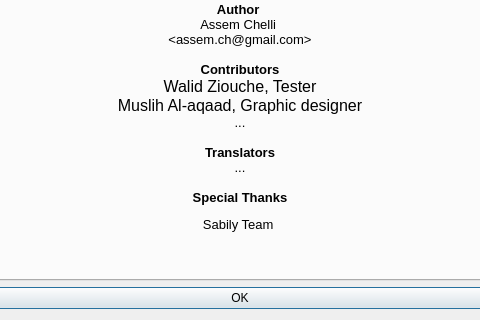
Alfanous-team/alfanous, file src/alfanous-desktop/UI/aboutDlg.ui: the form before one commit; both pictures show x 102 to 582 and y 88 to 408 of the 684 by 408 pixel window.
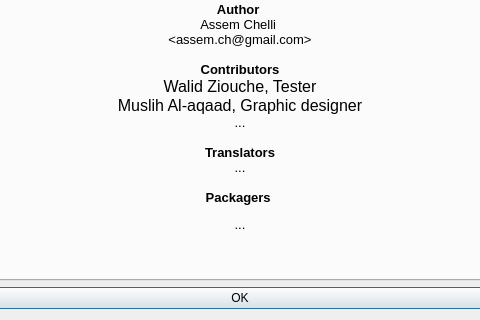
The form after the commit. The open tabs and pages were chosen to show the change.

What changed in the file:
```diff
--- a/src/alfanous-desktop/UI/aboutDlg.ui
+++ b/src/alfanous-desktop/UI/aboutDlg.ui
@@ -208,8 +208,9 @@
 &lt;p align=&quot;center&quot; style=&quot; margin-top:0px; margin-bottom:0px; margin-left:0px; margin-right:0px; -qt-block-indent:0; text-indent:0px;&quot;&gt;&lt;span style=&quot; font-family:'Sans'; font-size:10pt; font-weight:600; color:#000000;&quot;&gt;Translators&lt;/span&gt;&lt;/p&gt;
 &lt;p align=&quot;center&quot; style=&quot; margin-top:0px; margin-bottom:0px; margin-left:0px; margin-right:0px; -qt-block-indent:0; text-indent:0px;&quot;&gt;&lt;span style=&quot; font-family:'Sans'; font-size:10pt;&quot;&gt;...&lt;/span&gt;&lt;/p&gt;
 &lt;p align=&quot;center&quot; style=&quot;-qt-paragraph-type:empty; margin-top:0px; margin-bottom:0px; margin-left:0px; margin-right:0px; -qt-block-indent:0; text-indent:0px; font-family:'Sans'; font-size:10pt;&quot;&gt;&lt;br /&gt;&lt;/p&gt;
-&lt;p align=&quot;center&quot; style=&quot; margin-top:0px; margin-bottom:12px; margin-left:0px; margin-right:0px; -qt-block-indent:0; text-indent:0px;&quot;&gt;&lt;span style=&quot; font-family:'Sans'; font-size:10pt; font-weight:600; color:#000000;&quot;&gt;Special Thanks&lt;/span&gt;&lt;/p&gt;
-&lt;p align=&quot;center&quot; style=&quot; margin-top:0px; margin-bottom:12px; margin-left:0px; margin-right:0px; -qt-block-indent:0; text-indent:0px;&quot;&gt;&lt;span style=&quot; font-family:'Sans'; font-size:10pt;&quot;&gt;Sabily Team &lt;/span&gt;&lt;/p&gt;&lt;/body&gt;&lt;/html&gt;</string>
+&lt;p align=&quot;center&quot; style=&quot; margin-top:0px; margin-bottom:12px; margin-left:0px; margin-right:0px; -qt-block-indent:0; text-indent:0px;&quot;&gt;&lt;span style=&quot; font-family:'Sans'; font-size:10pt; font-weight:600; color:#000000;&quot;&gt;Packagers &lt;/span&gt;&lt;/p&gt;
+&lt;p align=&quot;center&quot; style=&quot; margin-top:0px; margin-bottom:12px; margin-left:0px; margin-right:0px; -qt-block-indent:0; text-indent:0px;&quot;&gt;&lt;span style=&quot; font-family:'Sans'; font-size:10pt;&quot;&gt;...&lt;/span&gt;&lt;/p&gt;
+&lt;p align=&quot;center&quot; style=&quot;-qt-paragraph-type:empty; margin-top:0px; margin-bottom:12px; margin-left:0px; margin-right:0px; -qt-block-indent:0; text-indent:0px;&quot;&gt;&lt;br /&gt;&lt;/p&gt;&lt;/body&gt;&lt;/html&gt;</string>
          </property>
          <property name="overwriteMode">
           <bool>true</bool>
```
